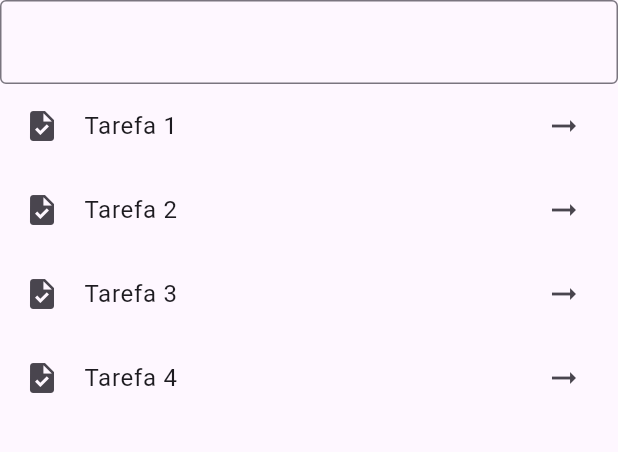
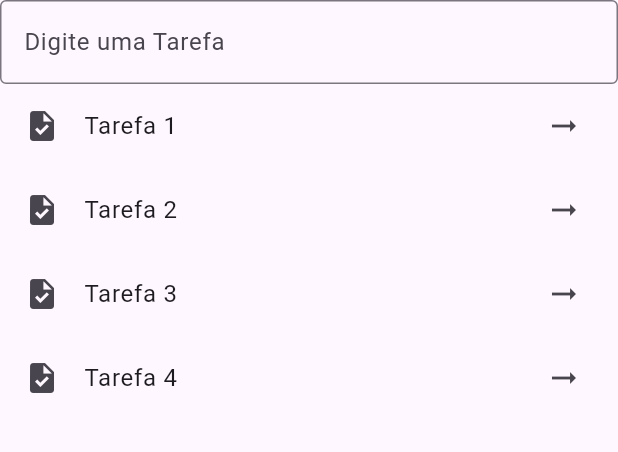
Before and after one commit to BR-Pufferfish/primeiro_app, a Flutter app: the screen it shows after launch, on a phone screen of 412 x 824 dp, the part 84-536 px from its top. Run offline on Flutter 3.47's test engine with Material 3 defaults, Android fonts, the phone set to English and light mode, and no system bars.

Commit message:
teste do inputText

```diff
--- a/lib/pages/home_page.dart
+++ b/lib/pages/home_page.dart
@@ -31,7 +31,10 @@ class _MyHomePageState extends State<MyHomePage> {
       body: Column(
         children: [
           TextFormField(
-            decoration: InputDecoration(border: OutlineInputBorder()),
+            decoration: InputDecoration(
+              border: OutlineInputBorder(),
+              labelText: 'Digite uma Tarefa',
+            ),
           ),
           Expanded(
             child: ListView.builder(
```
